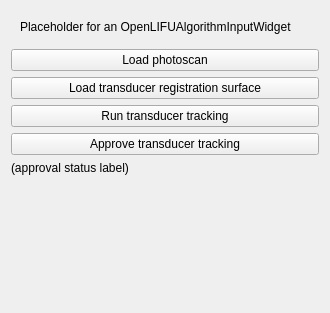
arhowe00/SlicerOpenLIFU, file OpenLIFUTransducerTracker/Resources/UI/OpenLIFUTransducerTracker.ui: the form before one commit.
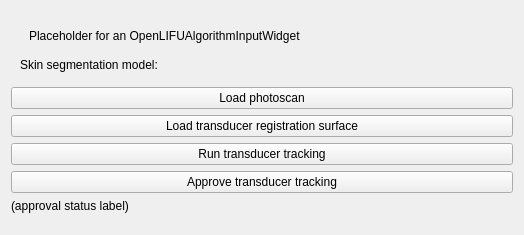
The form after the commit. Custom widgets are drawn as their Qt base class.

Commit message: Add temporary skin segmentation model selector (#152)

```diff
--- a/OpenLIFUTransducerTracker/Resources/UI/OpenLIFUTransducerTracker.ui
+++ b/OpenLIFUTransducerTracker/Resources/UI/OpenLIFUTransducerTracker.ui
@@ -6,21 +6,56 @@
    <rect>
     <x>0</x>
     <y>0</y>
-    <width>330</width>
-    <height>313</height>
+    <width>524</width>
+    <height>235</height>
    </rect>
   </property>
   <layout class="QVBoxLayout" name="verticalLayout">
-   <item alignment="Qt::AlignVCenter">
-    <widget class="QWidget" name="algorithmInputWidgetPlaceholder" native="true">
-     <layout class="QFormLayout" name="formLayout">
-      <item row="0" column="0">
-       <widget class="QLabel" name="placeholderLabel">
-        <property name="text">
-         <string>Placeholder for an OpenLIFUAlgorithmInputWidget</string>
-        </property>
+   <item>
+    <widget class="QWidget" name="tempWidget" native="true">
+     <layout class="QVBoxLayout" name="verticalLayout_2">
+      <item>
+       <widget class="QWidget" name="algorithmInputWidgetPlaceholder" native="true">
+        <layout class="QFormLayout" name="formLayout">
+         <item row="0" column="0">
+          <widget class="QLabel" name="placeholderLabel">
+           <property name="text">
+            <string>Placeholder for an OpenLIFUAlgorithmInputWidget</string>
+           </property>
+          </widget>
+         </item>
+        </layout>
        </widget>
       </item>
+      <item>
+       <layout class="QFormLayout" name="formLayout_2">
+        <item row="0" column="0">
+         <widget class="QLabel" name="skinSegmentationModelLabel">
+          <property name="text">
+           <string>Skin segmentation model:</string>
+          </property>
+         </widget>
+        </item>
+        <item row="0" column="1">
+         <widget class="qMRMLNodeComboBox" name="skinSegmentationModelqMRMLNodeComboBox">
+          <property name="nodeTypes">
+           <stringlist>
+            <string>vtkMRMLModelNode</string>
+           </stringlist>
+          </property>
+          <property name="noneEnabled">
+           <bool>true</bool>
+          </property>
+          <property name="addEnabled">
+           <bool>false</bool>
+          </property>
+          <property name="removeEnabled">
+           <bool>false</bool>
+          </property>
+         </widget>
+        </item>
+       </layout>
+      </item>
      </layout>
     </widget>
    </item>
@@ -75,6 +110,11 @@
   </layout>
  </widget>
  <customwidgets>
+  <customwidget>
+   <class>qMRMLNodeComboBox</class>
+   <extends>QWidget</extends>
+   <header>qMRMLNodeComboBox.h</header>
+  </customwidget>
   <customwidget>
    <class>qMRMLWidget</class>
    <extends>QWidget</extends>
```
Left out of the diff: 19 changed lines with no effect on the pictures. The commit also changes 1 other file.
